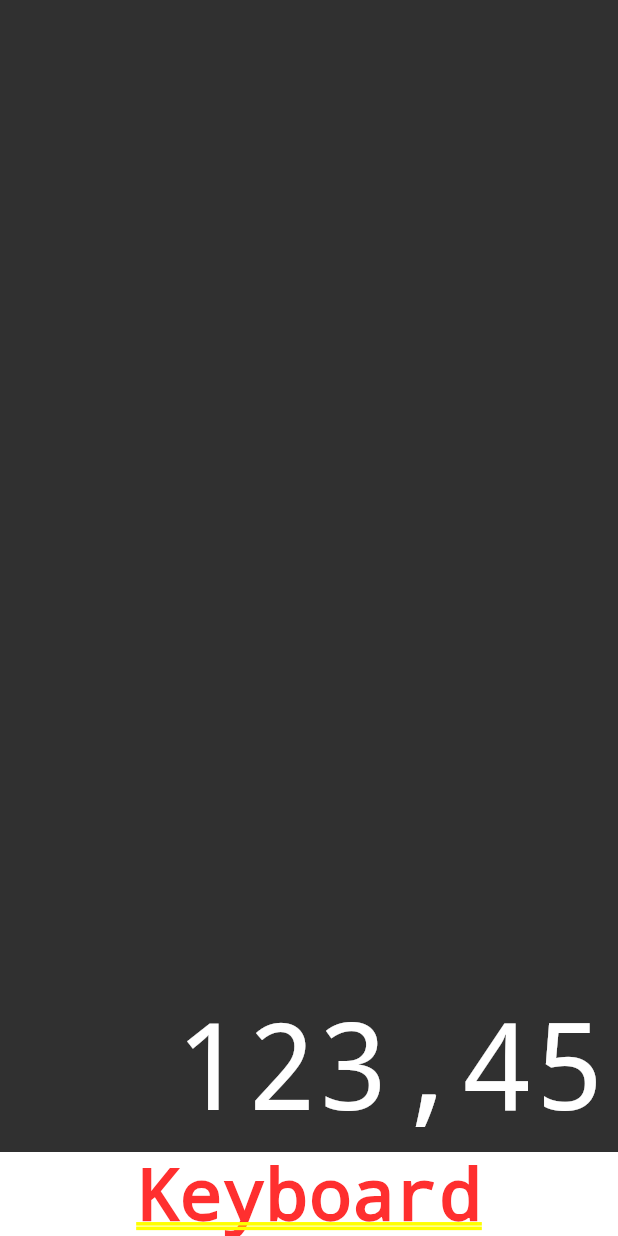
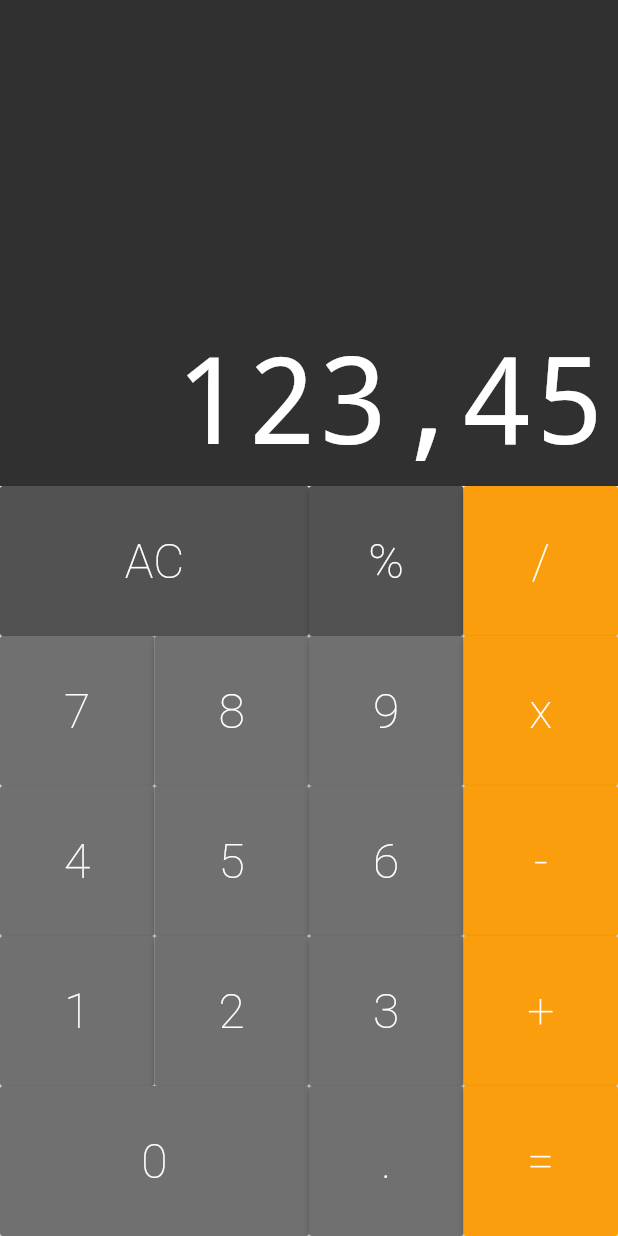
Before and after one commit to Hdlara/calculadora_mobile, a Flutter app: the screen it shows after launch, on a phone screen of 412 x 824 dp. Run offline on Flutter 3.47's test engine with Material 2 defaults, Android fonts, the phone set to English and light mode, and no system bars; drawn by our look-alikes of auto_size_text.

Commit message:
done the calculator keys and reading the number entered

```diff
--- /dev/null
+++ b/lib/components/button.dart
@@ -0,0 +1,49 @@
+import 'package:flutter/material.dart';
+
+class Button extends StatelessWidget {
+  static const DARK = Color.fromRGBO(82, 82, 82, 1);
+  static const DEFAUT = Color.fromRGBO(112, 112, 112, 1);
+  static const OPERATION = Color.fromRGBO(250, 158, 13, 1);
+
+  final String text;
+  final bool big;
+  final Color color;
+  final void Function(String) cb;
+
+  Button({
+    @required this.text,
+    this.big = false,
+    this.color = DEFAUT,
+    @required this.cb,
+  });
+
+  Button.big({
+    @required this.text,
+    this.big = true,
+    this.color = DEFAUT,
+    @required this.cb,
+  });
+
+  Button.operation({
+    @required this.text,
+    this.big = false,
+    this.color = OPERATION,
+    @required this.cb,
+  });
+
+  @override
+  Widget build(BuildContext context) {
+    return Expanded(
+      flex: big ? 2 : 1,
+      child: RaisedButton(
+        color: color,
+        child: Text(text,
+            style: TextStyle(
+                color: Colors.white,
+                fontSize: 32,
+                fontWeight: FontWeight.w200)),
+        onPressed: () => cb(text),
+      ),
+    );
+  }
+}
--- /dev/null
+++ b/lib/components/button_row.dart
@@ -0,0 +1,19 @@
+import 'package:flutter/material.dart';
+import 'button.dart';
+
+class ButtonRow extends StatelessWidget {
+  final List<Button> buttons;
+
+  ButtonRow(this.buttons);
+
+  @override
+  Widget build(BuildContext context) {
+    return Expanded(
+      flex: 1,
+      child: Row(
+        crossAxisAlignment: CrossAxisAlignment.stretch,
+        children: buttons,
+      ),
+    );
+  }
+}
--- /dev/null
+++ b/lib/components/keyboard.dart
@@ -0,0 +1,48 @@
+import 'package:flutter/material.dart';
+import 'button_row.dart';
+import 'button.dart';
+
+class Keyboard extends StatelessWidget {
+  final void Function(String) cb;
+
+  Keyboard(this.cb);
+
+  @override
+  Widget build(BuildContext context) {
+    return Container(
+      height: 500,
+      child: Column(
+        children: <Widget>[
+          ButtonRow([
+            Button.big(text: 'AC', color: Button.DARK, cb: cb),
+            Button(text: '%', color: Button.DARK, cb: cb),
+            Button.operation(text: '/', cb: cb),
+          ]),
+          ButtonRow([
+            Button(text: '7', cb: cb),
+            Button(text: '8', cb: cb),
+            Button(text: '9', cb: cb),
+            Button.operation(text: 'x', cb: cb),
+          ]),
+          ButtonRow([
+            Button(text: '4', cb: cb),
+            Button(text: '5', cb: cb),
+            Button(text: '6', cb: cb),
+            Button.operation(text: '-', cb: cb),
+          ]),
+          ButtonRow([
+            Button(text: '1', cb: cb),
+            Button(text: '2', cb: cb),
+            Button(text: '3', cb: cb),
+            Button.operation(text: '+', cb: cb),
+          ]),
+          ButtonRow([
+            Button.big(text: '0', cb: cb),
+            Button(text: '.', cb: cb),
+            Button.operation(text: '=', cb: cb),
+          ]),
+        ],
+      ),
+    );
+  }
+}
--- /dev/null
+++ b/lib/models/memory.dart
@@ -0,0 +1 @@
+class Memory {}
--- a/lib/screens/calculator.dart
+++ b/lib/screens/calculator.dart
@@ -1,14 +1,19 @@
 import 'package:flutter/material.dart';
 import '../components/display.dart';
+import '../components/keyboard.dart';
 
 class Calculator extends StatelessWidget {
+  _onPressed(String text) {
+    print(text);
+  }
+
   @override
   Widget build(BuildContext context) {
     return MaterialApp(
       home: Column(
         children: <Widget>[
           Display('123,45'),
-          Text('Keyboard'),
+          Keyboard(_onPressed),
         ],
       ),
     );
```
